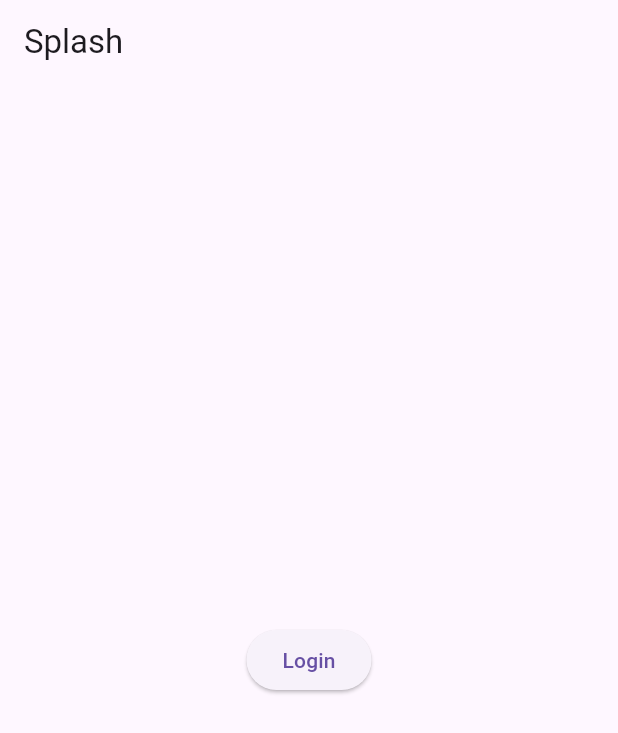
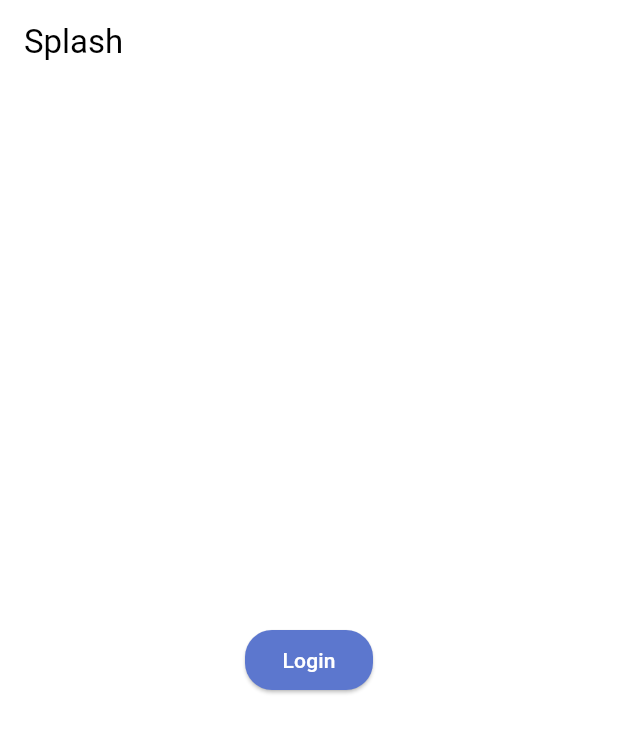
Before and after one commit to M0rona/todo_list_flutter, a Flutter app: the screen it shows after launch, on a phone screen of 412 x 824 dp. Shown: the top 733 px of the screen. Run offline on Flutter 3.47's test engine with Material 3 defaults, Android fonts, the phone set to English and light mode, and no system bars; our stand-ins replace flutter_signin_button, google_fonts, sqflite, sqflite_common, synchronized; accounts and stored records are empty; Roboto replaces fonts that are missing (Mandali).

Commit message:
feat: :sparkles: Created login layout and theme settings

```diff
--- a/lib/app/app_widget.dart
+++ b/lib/app/app_widget.dart
@@ -1,5 +1,6 @@
 import 'package:flutter/material.dart';
 import 'package:todo_list_provider/app/core/database/sqlite_adm_connection.dart';
+import 'package:todo_list_provider/app/core/ui/todo_list_ui_config.dart';
 import 'package:todo_list_provider/app/modules/auth/auth_module.dart';
 import 'package:todo_list_provider/app/modules/splash/splash_page.dart';
 
@@ -32,6 +33,7 @@ class _AppWidgetState extends State<AppWidget> {
     return MaterialApp(
       title: 'Todo List provider',
       debugShowCheckedModeBanner: false,
+      theme: TodoListUiConfig.theme,
       routes: {
         ...AuthModule().routers,
       },
--- /dev/null
+++ b/lib/app/core/ui/todo_list_ui_config.dart
@@ -0,0 +1,25 @@
+import 'package:flutter/material.dart';
+import 'package:google_fonts/google_fonts.dart';
+
+class TodoListUiConfig {
+  TodoListUiConfig._();
+
+  static ThemeData get theme => ThemeData(
+        colorScheme: const ColorScheme.light(
+          primary: Colors.blue,
+        ),
+        textTheme: GoogleFonts.mandaliTextTheme(),
+        primaryColor: const Color(0xff5C77CE),
+        primaryColorLight: const Color(0xffABC8F7),
+        elevatedButtonTheme: ElevatedButtonThemeData(
+          style: ElevatedButton.styleFrom(
+            backgroundColor: const Color(0xff5C77CE),
+            foregroundColor: Colors.white,
+            padding: const EdgeInsets.symmetric(horizontal: 25, vertical: 10),
+            shape: RoundedRectangleBorder(
+              borderRadius: BorderRadius.circular(18),
+            ),
+          ),
+        ),
+      );
+}
```
Also changed, not shown: lib/app/core/ui/theme_extensions.dart (added, +15 -0 lines), lib/app/core/widget/todo_list_logo.dart (added, +23 -0 lines), lib/app/modules/auth/login/login_page.dart (+89 -3 lines), pubspec.yaml (+5 -6 lines), assets/fonts/TodoListIcons.ttf (added), assets/images/logo.png (added), pubspec.lock, 1 other file.
